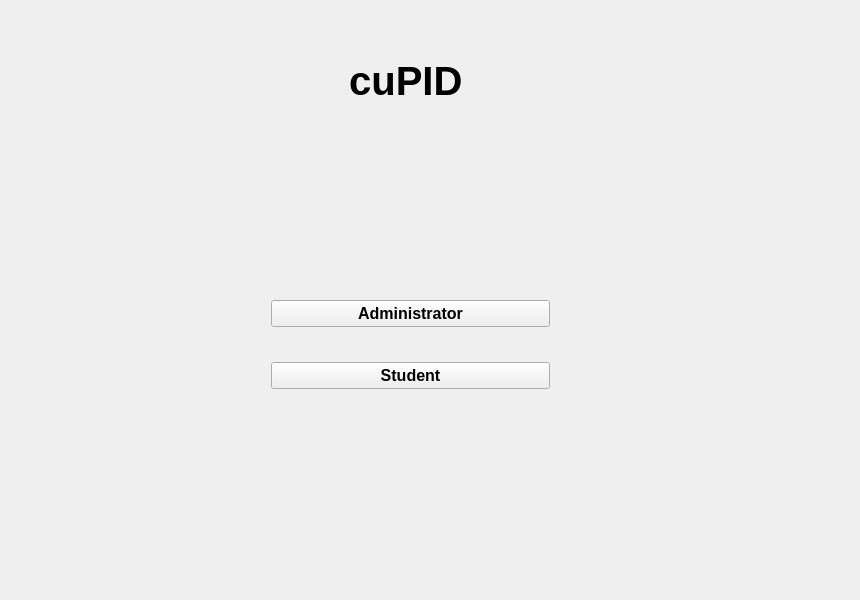
First picture: the form in all_Combined/welcomepage.ui, repository aboodmufti/cupid, before the edit.
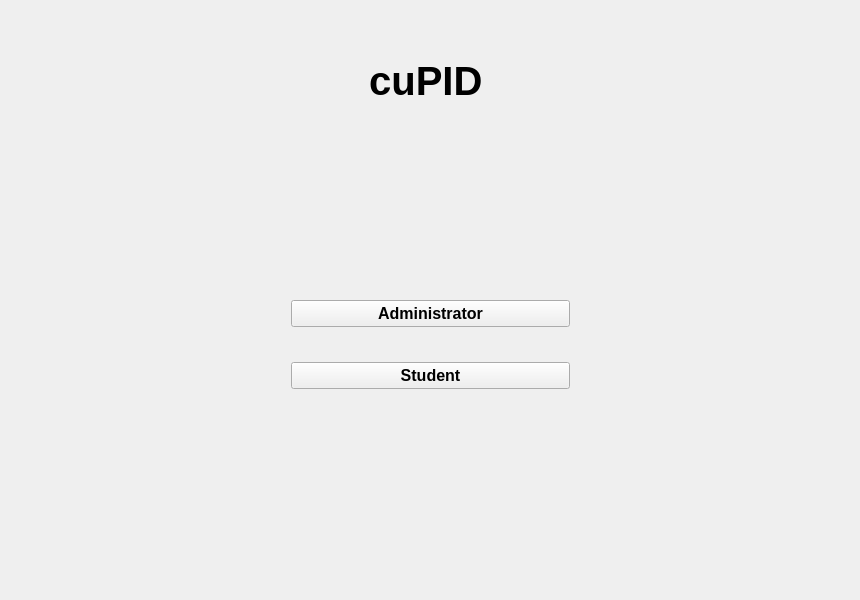
Second picture: the form after the edit.

Commit message: added 2 back buttons

```diff
--- a/all_Combined/welcomepage.ui
+++ b/all_Combined/welcomepage.ui
@@ -16,7 +16,7 @@
   <widget class="QWidget" name="verticalLayoutWidget_2">
    <property name="geometry">
     <rect>
-     <x>290</x>
+     <x>310</x>
      <y>10</y>
      <width>221</width>
      <height>141</height>
@@ -42,7 +42,7 @@
   <widget class="QWidget" name="layoutWidget">
    <property name="geometry">
     <rect>
-     <x>260</x>
+     <x>280</x>
      <y>260</y>
      <width>301</width>
      <height>171</height>
```
Left out of the diff: 3 changed lines with no effect on the pictures. The commit also changes 7 other files.
